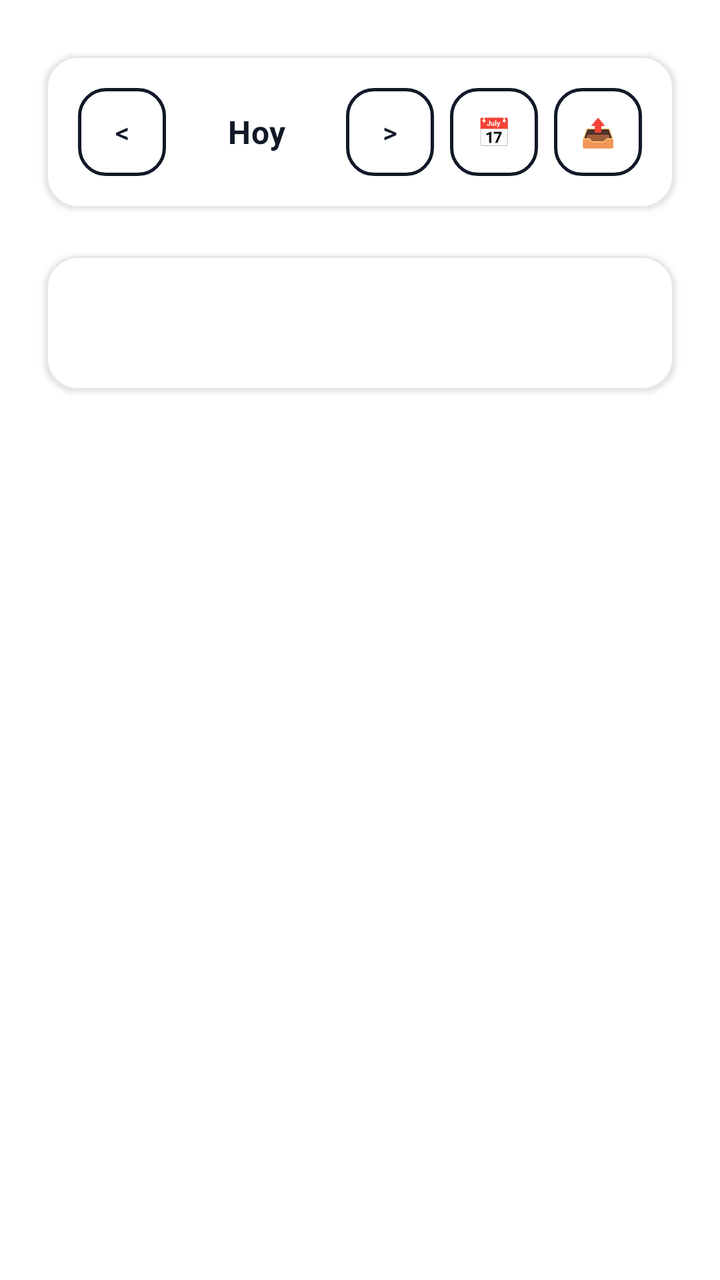
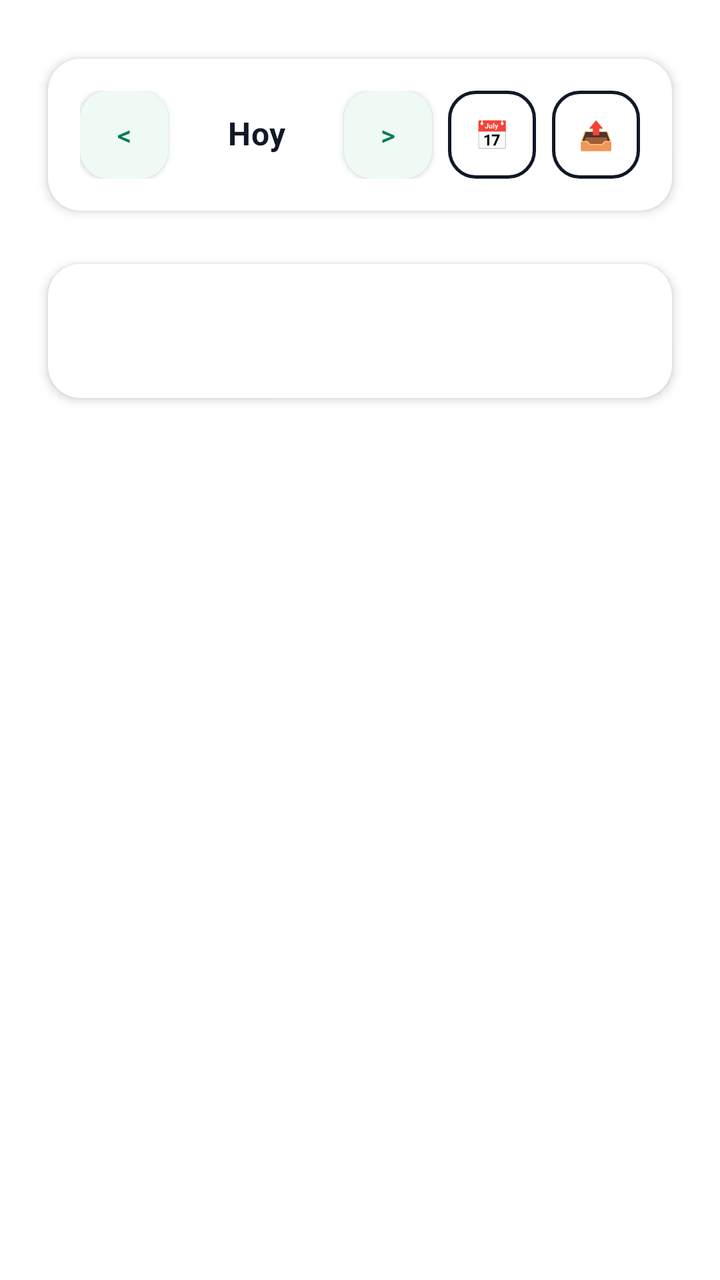

Compare the two renders of this Android layout. The source of the first and the diff that turns it into the second are given below.
<!-- AndroidManifest.xml: application theme Theme.TFG -->
<!-- res/layout/fragment_calendario.xml -->
<?xml version="1.0" encoding="utf-8"?>
<androidx.constraintlayout.widget.ConstraintLayout xmlns:android="http://schemas.android.com/apk/res/android"
    xmlns:app="http://schemas.android.com/apk/res-auto"
    android:layout_width="match_parent"
    android:layout_height="match_parent"
    android:paddingTop="@dimen/spacing_xl"
    android:background="@color/fondo">

    
    <com.google.android.material.card.MaterialCardView
        android:id="@+id/cardNavegacion"
        style="@style/Widget.TFG.Tarjeta"
        app:cardCornerRadius="@dimen/corner_radius_lg"
        app:cardElevation="@dimen/elevation_pressed"
        android:layout_width="0dp"
        android:layout_height="wrap_content"
        android:layout_marginStart="@dimen/spacing_lg"
        android:layout_marginEnd="@dimen/spacing_lg"
        app:layout_constraintTop_toTopOf="parent"
        app:layout_constraintStart_toStartOf="parent"
        app:layout_constraintEnd_toEndOf="parent">

        <LinearLayout
            android:id="@+id/llHeader"
            android:layout_width="match_parent"
            android:layout_height="wrap_content"
            android:orientation="horizontal"
            android:gravity="center_vertical">

            <com.google.android.material.button.MaterialButton
                android:id="@+id/btnPrevWeek"
                style="@style/Widget.TFG.Boton.Contorno"
                android:layout_width="44dp"
                android:layout_height="44dp"
                android:minWidth="0dp"
                android:insetTop="0dp"
                android:insetBottom="0dp"
                android:text="&lt;"
                android:textAllCaps="false"
                android:contentDescription="@string/cd_semana_anterior"
                android:padding="0dp" />

            <TextView
                android:id="@+id/tvFechaSeleccionada"
                android:layout_width="0dp"
                android:layout_height="wrap_content"
                android:layout_weight="1"
                android:gravity="center"
                android:maxLines="1"
                android:ellipsize="end"
                android:textAppearance="@style/TextAppearance.TFG.SubTitulo"
                android:textColor="@color/texto_principal"
                android:text="@string/hoy" />

            <com.google.android.material.button.MaterialButton
                android:id="@+id/btnNextWeek"
                style="@style/Widget.TFG.Boton.Contorno"
                android:layout_width="44dp"
                android:layout_height="44dp"
                android:minWidth="0dp"
                android:insetTop="0dp"
                android:insetBottom="0dp"
                android:text="&gt;"
                android:textAllCaps="false"
                android:contentDescription="@string/cd_semana_siguiente"
                android:padding="0dp" />

            <com.google.android.material.button.MaterialButton
                android:id="@+id/btnElegirDia"
                style="@style/Widget.TFG.Boton.Contorno"
                android:layout_width="44dp"
                android:layout_height="44dp"
                android:layout_marginStart="@dimen/spacing_sm"
                android:minWidth="0dp"
                android:minHeight="0dp"
                android:insetTop="0dp"
                android:insetBottom="0dp"
                android:padding="0dp"
                android:text="📅"
                android:textAllCaps="false"
                android:contentDescription="@string/cd_elegir_dia" />

            <com.google.android.material.button.MaterialButton
                android:id="@+id/btnExportarCalendario"
                style="@style/Widget.TFG.Boton.Contorno"
                android:layout_width="44dp"
                android:layout_height="44dp"
                android:layout_marginStart="@dimen/spacing_sm"
                android:minWidth="0dp"
                android:minHeight="0dp"
                android:insetTop="0dp"
                android:insetBottom="0dp"
                android:padding="0dp"
                android:text="@string/exportar"
                android:textAllCaps="false"
                android:contentDescription="@string/cd_exportar_calendario" />
        </LinearLayout>
    </com.google.android.material.card.MaterialCardView>

    
    <com.google.android.material.card.MaterialCardView
        android:id="@+id/cardResumen"
        style="@style/Widget.TFG.Tarjeta"
        app:cardCornerRadius="@dimen/corner_radius_lg"
        app:cardElevation="@dimen/elevation_pressed"
        android:layout_width="0dp"
        android:layout_height="wrap_content"
        android:layout_marginStart="@dimen/spacing_lg"
        android:layout_marginEnd="@dimen/spacing_lg"
        android:layout_marginTop="@dimen/spacing_sm"
        app:layout_constraintTop_toBottomOf="@id/cardNavegacion"
        app:layout_constraintStart_toStartOf="parent"
        app:layout_constraintEnd_toEndOf="parent">

        <TextView
            android:id="@+id/tvResumenDia"
            android:layout_width="match_parent"
            android:layout_height="wrap_content"
            android:padding="@dimen/spacing_sm"
            android:gravity="center"
            android:textAppearance="@style/TextAppearance.TFG.Cuerpo"
            android:textColor="@color/texto_secundario" />
    </com.google.android.material.card.MaterialCardView>

    <FrameLayout
        android:layout_width="0dp"
        android:layout_height="0dp"
        app:layout_constraintTop_toBottomOf="@id/cardResumen"
        app:layout_constraintStart_toStartOf="parent"
        app:layout_constraintEnd_toEndOf="parent"
        app:layout_constraintBottom_toBottomOf="parent">

        <androidx.recyclerview.widget.RecyclerView
            android:id="@+id/rvTareasDia"
            android:layout_width="match_parent"
            android:layout_height="match_parent"
            android:layout_marginStart="@dimen/spacing_md"
            android:layout_marginEnd="@dimen/spacing_md"
            android:layout_marginTop="@dimen/spacing_xs"
            android:clipToPadding="false"
            android:paddingBottom="72dp" />

        <ProgressBar
            android:id="@+id/progressBar"
            android:layout_width="wrap_content"
            android:layout_height="wrap_content"
            android:layout_gravity="center"
            android:visibility="gone" />

        <LinearLayout
            android:id="@+id/emptyState"
            android:layout_width="wrap_content"
            android:layout_height="wrap_content"
            android:layout_gravity="center"
            android:orientation="vertical"
            android:gravity="center"
            android:visibility="gone"
            android:padding="@dimen/spacing_3xl">

            <ImageView
                android:layout_width="96dp"
                android:layout_height="96dp"
                android:src="@drawable/ic_empty_tasks"
                android:contentDescription="@string/empty_calendar"
                android:alpha="0.5"
                android:layout_marginBottom="@dimen/spacing_lg" />

            <TextView
                android:id="@+id/tvEmptyTitle"
                android:layout_width="wrap_content"
                android:layout_height="wrap_content"
                android:text="@string/empty_calendar"
                android:textAppearance="@style/TextAppearance.TFG.Titulo"
                android:textColor="@color/texto_principal"
                android:gravity="center" />
        </LinearLayout>

    </FrameLayout>

</androidx.constraintlayout.widget.ConstraintLayout>
<!-- resources referenced by this layout -->
<resources>
  <color name="fondo">#FFFFFF</color>
  <color name="texto_principal">#111827</color>
  <color name="texto_secundario">#374151</color>
  <dimen name="corner_radius_lg">16dp</dimen>
  <dimen name="elevation_pressed">2dp</dimen>
  <dimen name="spacing_3xl">32dp</dimen>
  <dimen name="spacing_lg">16dp</dimen>
  <dimen name="spacing_md">12dp</dimen>
  <dimen name="spacing_sm">8dp</dimen>
  <dimen name="spacing_xl">20dp</dimen>
  <dimen name="spacing_xs">4dp</dimen>
  <string name="cd_elegir_dia">Elegir día</string>
  <string name="cd_exportar_calendario">Exportar al calendario</string>
  <string name="cd_semana_anterior">Semana anterior</string>
  <string name="cd_semana_siguiente">Semana siguiente</string>
  <string name="empty_calendar">No hay tareas para este día</string>
  <string name="exportar">📤</string>
  <string name="hoy">Hoy</string>
  <style name="TextAppearance.TFG.Cuerpo" parent="TextAppearance.MaterialComponents.Body1">
          <item name="android:textColor">@color/texto_secundario</item>
          <item name="android:textSize">14sp</item>
          <item name="android:lineSpacingMultiplier">1.2</item>
      </style>
  <style name="TextAppearance.TFG.SubTitulo" parent="TextAppearance.MaterialComponents.Subtitle1">
          <item name="android:textColor">@color/texto_principal</item>
          <item name="android:textStyle">bold</item>
          <item name="android:textSize">16sp</item>
      </style>
  <style name="TextAppearance.TFG.Titulo" parent="TextAppearance.MaterialComponents.Headline6">
          <item name="android:textColor">@color/texto_principal</item>
          <item name="android:textStyle">bold</item>
          <item name="android:textSize">20sp</item>
          <item name="android:letterSpacing">0</item>
      </style>
  <style name="Theme.TFG" parent="Tema.TFG.Moderno" />
  <color name="gris_claro">#D1D5DB</color>
  <dimen name="button_min_height">48dp</dimen>
  <color name="superficie">#FFFFFF</color>
  <dimen name="stroke_normal">1.5dp</dimen>
  <dimen name="corner_radius_md">14dp</dimen>
  <color name="brand_100">#D6F2E6</color>
  <dimen name="corner_radius_xl">20dp</dimen>
  <dimen name="elevation_default">1dp</dimen>
  <color name="divisor">#E5E7EB</color>
  <dimen name="stroke_thin">1dp</dimen>
  <color name="primario">#0E9F6E</color>
  <color name="primario_variant">#0A7D56</color>
  <color name="on_acento">#FFFFFF</color>
  <style name="TextAppearance.TFG.Headline" parent="TextAppearance.MaterialComponents.Headline5">
          <item name="android:textColor">@color/texto_principal</item>
          <item name="android:textStyle">bold</item>
          <item name="android:textSize">24sp</item>
          <item name="android:letterSpacing">-0.01</item>
      </style>
  <style name="TextAppearance.TFG.Label" parent="TextAppearance.MaterialComponents.Caption">
          <item name="android:textColor">@color/texto_deshabilitado</item>
          <item name="android:textSize">12sp</item>
          <item name="android:letterSpacing">0.03</item>
      </style>
  <style name="TextAppearance.TFG.NavLabel" parent="TextAppearance.MaterialComponents.Caption">
          <item name="android:textSize">11sp</item>
          <item name="android:letterSpacing">0.02</item>
      </style>
  <color name="texto_deshabilitado">#6B7280</color>
  <color name="superficie_variant">#F9FAFB</color>
  <!-- unchanged entries left out for length: 7 -->
</resources>

<!-- the commit's change to res/layout/fragment_calendario.xml (unified diff, before → after) -->
@@ -11,7 +11,8 @@
         android:id="@+id/cardNavegacion"
         style="@style/Widget.TFG.Tarjeta"
         app:cardCornerRadius="@dimen/corner_radius_lg"
-        app:cardElevation="@dimen/elevation_pressed"
+        app:cardElevation="@dimen/elevation_card"
+        app:strokeWidth="0dp"
         android:layout_width="0dp"
         android:layout_height="wrap_content"
         android:layout_marginStart="@dimen/spacing_lg"
@@ -29,7 +30,7 @@
 
             <com.google.android.material.button.MaterialButton
                 android:id="@+id/btnPrevWeek"
-                style="@style/Widget.TFG.Boton.Contorno"
+                style="@style/Widget.TFG.Boton.Tonal"
                 android:layout_width="44dp"
                 android:layout_height="44dp"
                 android:minWidth="0dp"
@@ -45,16 +46,19 @@
                 android:layout_width="0dp"
                 android:layout_height="wrap_content"
                 android:layout_weight="1"
+                android:layout_marginStart="@dimen/spacing_sm"
+                android:layout_marginEnd="@dimen/spacing_sm"
                 android:gravity="center"
                 android:maxLines="1"
                 android:ellipsize="end"
+                android:includeFontPadding="false"
                 android:textAppearance="@style/TextAppearance.TFG.SubTitulo"
                 android:textColor="@color/texto_principal"
                 android:text="@string/hoy" />
 
             <com.google.android.material.button.MaterialButton
                 android:id="@+id/btnNextWeek"
-                style="@style/Widget.TFG.Boton.Contorno"
+                style="@style/Widget.TFG.Boton.Tonal"
                 android:layout_width="44dp"
                 android:layout_height="44dp"
                 android:minWidth="0dp"
@@ -102,7 +106,8 @@
         android:id="@+id/cardResumen"
         style="@style/Widget.TFG.Tarjeta"
         app:cardCornerRadius="@dimen/corner_radius_lg"
-        app:cardElevation="@dimen/elevation_pressed"
+        app:cardElevation="@dimen/elevation_card"
+        app:strokeWidth="0dp"
         android:layout_width="0dp"
         android:layout_height="wrap_content"
         android:layout_marginStart="@dimen/spacing_lg"
@@ -134,8 +139,8 @@
             android:id="@+id/rvTareasDia"
             android:layout_width="match_parent"
             android:layout_height="match_parent"
-            android:layout_marginStart="@dimen/spacing_md"
-            android:layout_marginEnd="@dimen/spacing_md"
+            android:layout_marginStart="@dimen/spacing_lg"
+            android:layout_marginEnd="@dimen/spacing_lg"
             android:layout_marginTop="@dimen/spacing_xs"
             android:clipToPadding="false"
             android:paddingBottom="72dp" />
<!-- resource entries referenced after the edit -->
@@ -4,10 +4,9 @@
   <color name="texto_principal">#111827</color>
   <color name="texto_secundario">#374151</color>
   <dimen name="corner_radius_lg">16dp</dimen>
-  <dimen name="elevation_pressed">2dp</dimen>
+  <dimen name="elevation_card">3dp</dimen>
   <dimen name="spacing_3xl">32dp</dimen>
   <dimen name="spacing_lg">16dp</dimen>
-  <dimen name="spacing_md">12dp</dimen>
   <dimen name="spacing_sm">8dp</dimen>
   <dimen name="spacing_xl">20dp</dimen>
   <dimen name="spacing_xs">4dp</dimen>
@@ -34,6 +33,12 @@
           <item name="android:textSize">20sp</item>
           <item name="android:letterSpacing">0</item>
       </style>
+  <style name="Widget.TFG.Boton.Tonal" parent="Widget.TFG.Boton.Base">
+          <item name="backgroundTint">@color/brand_50</item>
+          <item name="android:textColor">@color/primario_variant</item>
+          <item name="cornerRadius">@dimen/corner_radius_md</item>
+          <item name="rippleColor">@color/brand_100</item>
+      </style>
   <style name="Theme.TFG" parent="Tema.TFG.Moderno" />
   <color name="gris_claro">#D1D5DB</color>
   <dimen name="button_min_height">48dp</dimen>
@@ -41,6 +46,13 @@
   <dimen name="stroke_normal">1.5dp</dimen>
   <dimen name="corner_radius_md">14dp</dimen>
   <color name="brand_100">#D6F2E6</color>
+  <style name="Widget.TFG.Boton.Base" parent="Widget.MaterialComponents.Button">
+          <item name="android:textAllCaps">false</item>
+          <item name="android:minHeight">@dimen/button_min_height</item>
+          <item name="android:textSize">14sp</item>
+          <item name="android:letterSpacing">0.01</item>
+      </style>
+  <color name="brand_50">#EFFAF5</color>
   <dimen name="corner_radius_xl">20dp</dimen>
   <dimen name="elevation_default">1dp</dimen>
   <color name="divisor">#E5E7EB</color>
